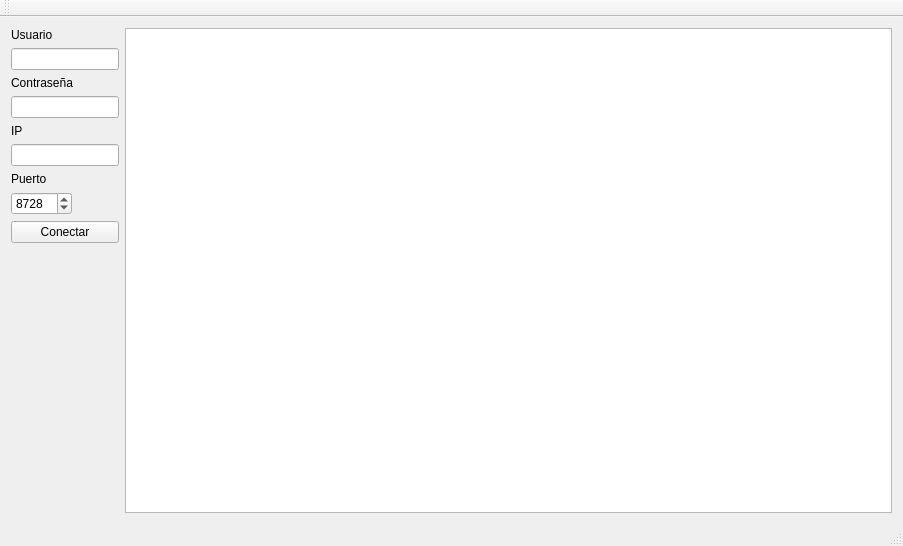
Old version of the form QMikPPPManager.ui in the repository silderan/QMikPPPManager.
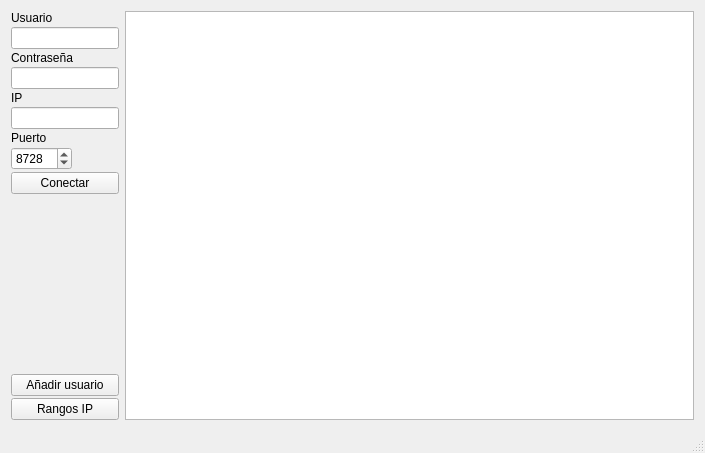
New version of the form. Custom widgets are drawn as their Qt base class.

What changed in the file:
```diff
--- a/QMikPPPManager.ui
+++ b/QMikPPPManager.ui
@@ -6,8 +6,8 @@
    <rect>
     <x>0</x>
     <y>0</y>
-    <width>903</width>
-    <height>546</height>
+    <width>705</width>
+    <height>453</height>
    </rect>
   </property>
   <property name="windowTitle">
@@ -17,6 +17,9 @@
    <layout class="QGridLayout" name="gridLayout">
     <item row="0" column="0">
      <layout class="QVBoxLayout" name="verticalLayout">
+      <property name="spacing">
+       <number>2</number>
+      </property>
       <item>
        <widget class="QLabel" name="label">
         <property name="text">
@@ -126,15 +129,43 @@
         </property>
        </spacer>
       </item>
+      <item>
+       <widget class="QPushButton" name="anyadeUsuario">
+        <property name="text">
+         <string>Añadir usuario</string>
+        </property>
+       </widget>
+      </item>
+      <item>
+       <widget class="QPushButton" name="rangosIP">
+        <property name="text">
+         <string>Rangos IP</string>
+        </property>
+       </widget>
+      </item>
      </layout>
     </item>
     <item row="0" column="1">
      <widget class="QSecretDataTable" name="twUsuarios">
+      <property name="font">
+       <font>
+        <pointsize>8</pointsize>
+       </font>
+      </property>
+      <property name="editTriggers">
+       <set>QAbstractItemView::EditKeyPressed|QAbstractItemView::SelectedClicked</set>
+      </property>
       <property name="sortingEnabled">
        <bool>true</bool>
       </property>
+      <property name="cornerButtonEnabled">
+       <bool>false</bool>
+      </property>
+      <attribute name="verticalHeaderDefaultSectionSize">
+       <number>15</number>
+      </attribute>
       <attribute name="verticalHeaderMinimumSectionSize">
-       <number>23</number>
+       <number>15</number>
       </attribute>
       <attribute name="verticalHeaderShowSortIndicator" stdset="0">
        <bool>false</bool>
@@ -156,14 +187,6 @@
     </rect>
    </property>
   </widget>
-  <widget class="QToolBar" name="mainToolBar">
-   <attribute name="toolBarArea">
-    <enum>TopToolBarArea</enum>
-   </attribute>
-   <attribute name="toolBarBreak">
-    <bool>false</bool>
-   </attribute>
-  </widget>
   <widget class="QStatusBar" name="statusBar"/>
  </widget>
  <layoutdefault spacing="6" margin="11"/>
```
Left out of the diff: 2 changed lines with no effect on the pictures.
